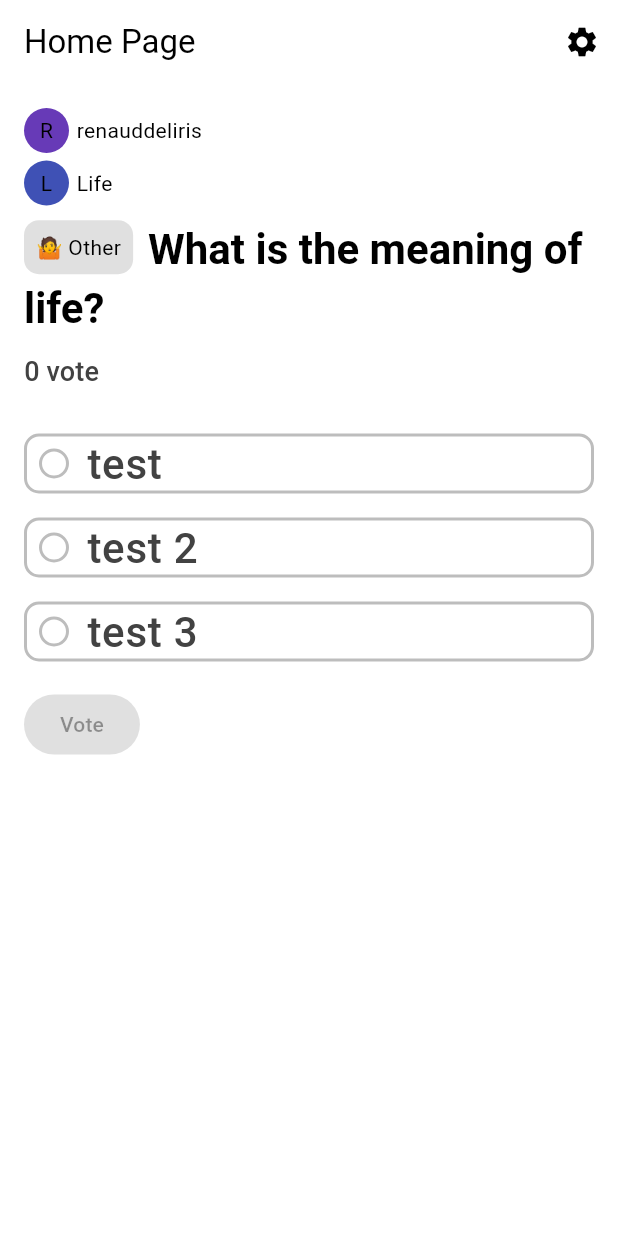
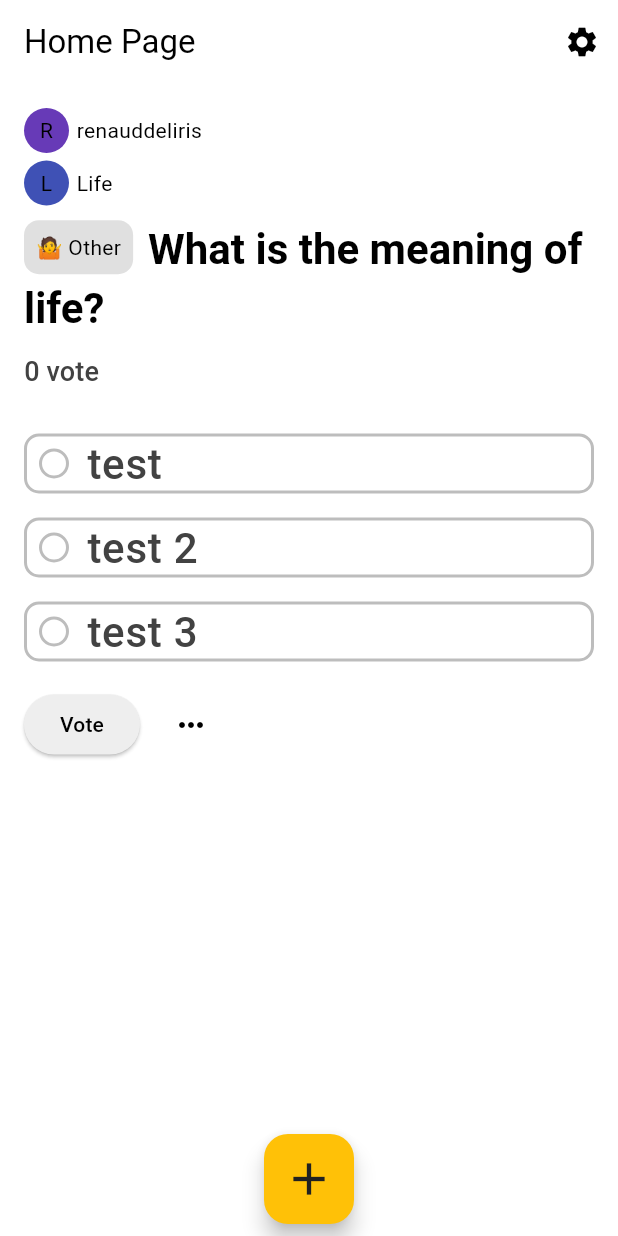
Before and after one commit to Renaud-DELEIRIS/kweshtion_basic, a Flutter app: the screen it shows after launch, on a phone screen of 412 x 824 dp. Run offline on Flutter 3.47's test engine with Material 3 defaults, Android fonts, the phone set to English and light mode, and no system bars; our stand-ins replace auto_route, copy_with_extension, flutter_form_builder, get_it, injectable.

```diff
--- a/lib/views/page/home.page.dart
+++ b/lib/views/page/home.page.dart
@@ -1,3 +1,5 @@
+import 'dart:ui';
+
 import 'package:auto_route/auto_route.dart';
 import 'package:flutter/material.dart';
 import 'package:kweshtion_basic/api/models/response/answer.model.dart';
@@ -15,6 +17,39 @@ class HomePage extends StatelessWidget {
   @override
   Widget build(BuildContext context) {
     return Scaffold(
+      floatingActionButtonLocation: FloatingActionButtonLocation.centerDocked,
+      floatingActionButton: Container(
+        decoration: const BoxDecoration(
+          borderRadius: BorderRadius.all(
+            Radius.circular(30),
+          ),
+        ),
+        child: ClipRect(
+          child: BackdropFilter(
+            filter: ImageFilter.blur(sigmaX: 10.0, sigmaY: 10.0),
+            child: Padding(
+              padding: const EdgeInsets.all(8.0),
+              child: Row(
+                mainAxisAlignment: MainAxisAlignment.center,
+                children: [
+                  SizedBox(
+                    width: 60,
+                    height: 60,
+                    child: FloatingActionButton(
+                      onPressed: () {},
+                      backgroundColor: Colors.amber,
+                      child: Icon(
+                        Icons.add,
+                        size: 36,
+                      ),
+                    ),
+                  ),
+                ],
+              ),
+            ),
+          ),
+        ),
+      ),
       backgroundColor: Theme.of(context).colorScheme.background,
       appBar: AppBar(
         title: Text('Home Page'),
--- a/lib/views/widgets/kwesh.widget.dart
+++ b/lib/views/widgets/kwesh.widget.dart
@@ -203,12 +203,22 @@ class KweshWidget extends StatelessWidget {
               height: 10,
             ),
 
-            if (kweshViewModel.answer == null)
-              ElevatedButton(
-                  onPressed: kweshViewModel.selectedAnswer != null
-                      ? () => kweshViewModel.answerKwesh()
-                      : null,
-                  child: Text("Vote"))
+            Row(
+              crossAxisAlignment: CrossAxisAlignment.center,
+              children: [
+                ElevatedButton(
+                    onPressed: kweshViewModel.selectedAnswer != null ||
+                            kweshViewModel.answer == null
+                        ? () => kweshViewModel.answerKwesh()
+                        : null,
+                    child: Text("Vote")),
+                SizedBox(width: 10),
+                IconButton(
+                  onPressed: () => kweshViewModel.showDetails(context),
+                  icon: Icon(Icons.more_horiz),
+                )
+              ],
+            )
           ],
         ),
       ),
--- a/pubspec.yaml
+++ b/pubspec.yaml
@@ -29,6 +29,7 @@ environment:
 # versions available, run `flutter pub outdated`.
 dependencies:
   auto_route: ^7.8.4
+  flutter_form_builder: ^9.1.1
   copy_with_extension: ^5.0.4
   flutter:
     sdk: flutter
```
Also changed, not shown: lib/viewmodels/kwesh.viewmodel.dart (+10 -0 lines), lib/views/widgets/inputs/input.widget.dart (added, +57 -0 lines), lib/views/widgets/kwesh.details.widget.dart (added, +68 -0 lines), pubspec.lock, 1 other file.
